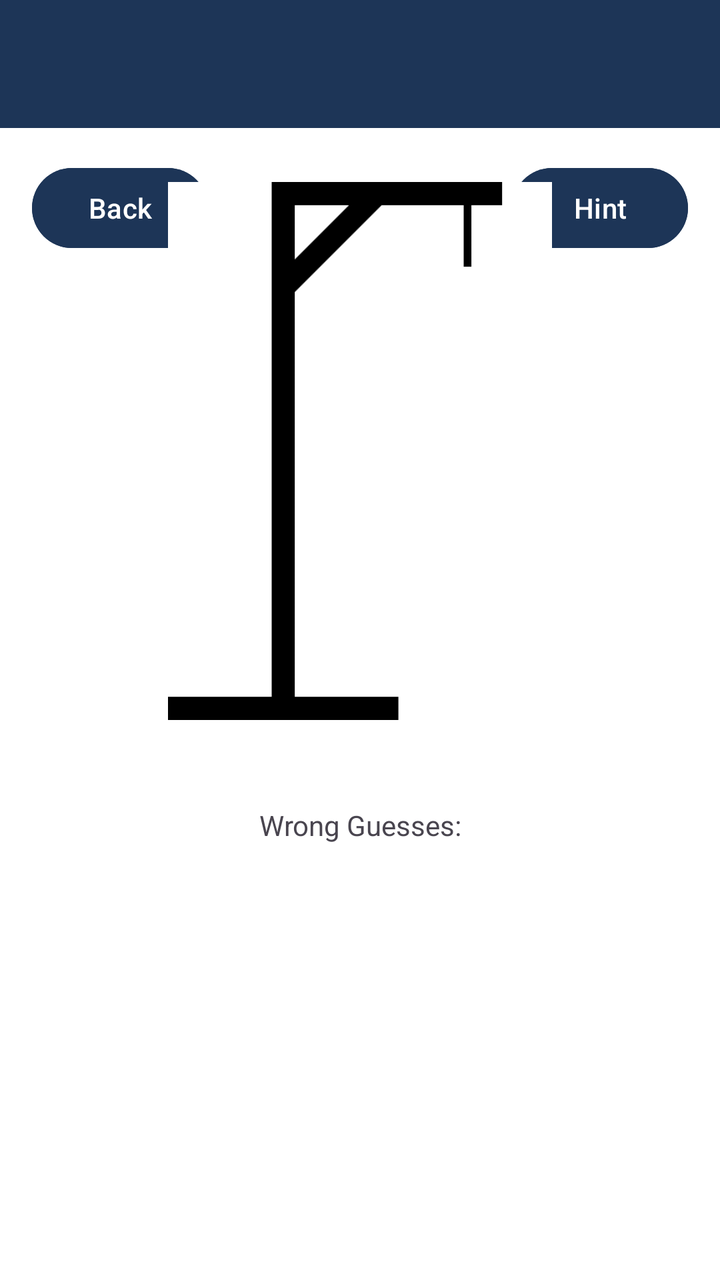
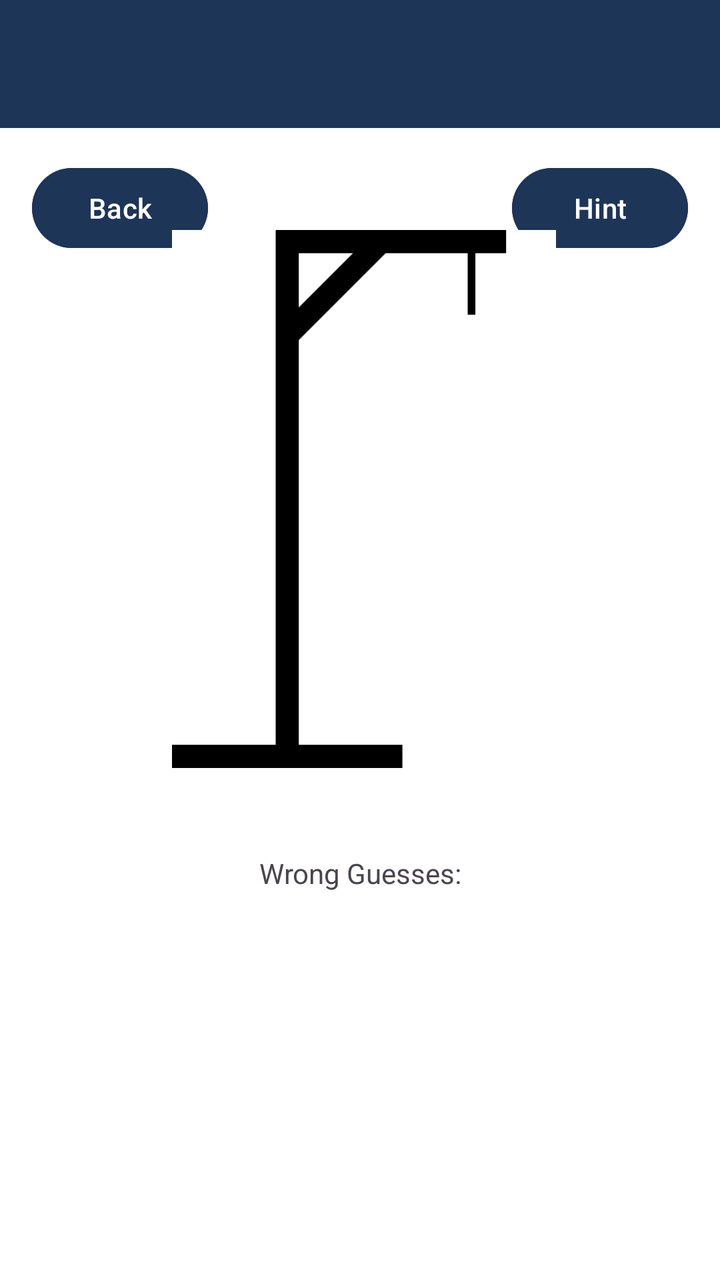

Two renders of the same Android screen: before a commit and after it. Below are the layout's source before the change and the commit's diff.
<!-- AndroidManifest.xml: application theme Theme.CWhite_G30_A03_Hangman -->
<!-- res/layout/activity_hangman_game.xml -->
<?xml version="1.0" encoding="utf-8"?>
<androidx.drawerlayout.widget.DrawerLayout xmlns:android="http://schemas.android.com/apk/res/android"
    xmlns:app="http://schemas.android.com/apk/res-auto"
    xmlns:tools="http://schemas.android.com/tools"
    android:id="@+id/drawerLayout"
    android:layout_width="match_parent"
    android:layout_height="match_parent">

    <androidx.constraintlayout.widget.ConstraintLayout
        android:layout_width="match_parent"
        android:layout_height="match_parent"
        android:background="#FFFFFF"
        tools:context=".HangmanGameActivity">

        <Button
            android:id="@+id/btnHint"
            android:layout_width="wrap_content"
            android:layout_height="wrap_content"
            android:layout_marginTop="16dp"
            android:layout_marginEnd="16dp"
            android:backgroundTint="#1D3557"
            android:text="Hint"
            app:layout_constraintEnd_toEndOf="parent"
            app:layout_constraintTop_toBottomOf="@+id/toolbar" />

        <TextView
            android:id="@+id/lblWordToGuess"
            android:layout_width="wrap_content"
            android:layout_height="wrap_content"
            android:layout_marginBottom="50dp"
            app:layout_constraintBottom_toTopOf="@+id/horizontalScrollView"
            app:layout_constraintEnd_toEndOf="parent"
            app:layout_constraintStart_toStartOf="parent" />

        <HorizontalScrollView
            android:id="@+id/horizontalScrollView"
            android:layout_width="match_parent"
            android:layout_height="60dp"
            android:layout_marginBottom="60dp"
            app:layout_constraintBottom_toBottomOf="parent"
            app:layout_constraintEnd_toEndOf="parent"
            app:layout_constraintStart_toStartOf="parent">

            <LinearLayout
                android:id="@+id/btnGroup"
                android:layout_width="match_parent"
                android:layout_height="match_parent"
                android:orientation="horizontal" />
        </HorizontalScrollView>

        <Button
            android:id="@+id/btnBack"
            android:layout_width="wrap_content"
            android:layout_height="wrap_content"
            android:layout_marginStart="16dp"
            android:layout_marginTop="16dp"
            android:backgroundTint="#1D3557"
            android:text="Back"
            app:layout_constraintStart_toStartOf="parent"
            app:layout_constraintTop_toBottomOf="@+id/toolbar" />

        <androidx.appcompat.widget.Toolbar
            android:id="@+id/toolbar"
            android:layout_width="0dp"
            android:layout_height="wrap_content"
            android:background="?attr/colorPrimary"
            android:minHeight="?attr/actionBarSize"
            android:theme="?attr/actionBarTheme"
            app:layout_constraintEnd_toEndOf="parent"
            app:layout_constraintStart_toStartOf="parent"
            app:layout_constraintTop_toTopOf="parent" />

        <ImageView
            android:id="@+id/imageView2"
            android:layout_width="192dp"
            android:layout_height="291dp"
            android:layout_marginTop="16dp"
            app:layout_constraintEnd_toStartOf="@+id/btnHint"
            app:layout_constraintStart_toEndOf="@+id/btnBack"
            app:layout_constraintTop_toBottomOf="@+id/toolbar"
            app:srcCompat="@drawable/lives6" />

        <TextView
            android:id="@+id/lblWrongGuesses"
            android:layout_width="wrap_content"
            android:layout_height="wrap_content"
            android:layout_marginTop="32dp"
            android:text="Wrong Guesses:"
            app:layout_constraintEnd_toEndOf="parent"
            app:layout_constraintHorizontal_bias="0.501"
            app:layout_constraintStart_toStartOf="parent"
            app:layout_constraintTop_toBottomOf="@+id/imageView2" />

        <TextView
            android:id="@+id/lblWrongGuessesList"
            android:layout_width="wrap_content"
            android:layout_height="wrap_content"
            android:layout_marginTop="8dp"
            app:layout_constraintStart_toStartOf="@+id/lblWrongGuesses"
            app:layout_constraintTop_toBottomOf="@+id/lblWrongGuesses" />

    </androidx.constraintlayout.widget.ConstraintLayout>

    <LinearLayout
        android:id="@+id/nav_drawer"
        android:layout_width="match_parent"
        android:layout_height="match_parent"
        android:layout_gravity="start">
        <com.google.android.material.navigation.NavigationView
            android:id="@+id/navView"
            android:layout_width="match_parent"
            android:layout_height="match_parent"/>
    </LinearLayout>

</androidx.drawerlayout.widget.DrawerLayout>
<!-- resources referenced by this layout -->
<resources>
  <!-- drawable lives6: png bitmap (drawable, 3363 bytes) -->
  <style name="Theme.CWhite_G30_A03_Hangman" parent="Base.Theme.CWhite_G30_A03_Hangman" />
  <style name="Base.Theme.CWhite_G30_A03_Hangman" parent="Theme.Material3.DayNight.NoActionBar">
          
          <item name="colorPrimary">@color/colorPrimary</item>
      </style>
  <color name="colorPrimary">#1D3557</color>
</resources>

<!-- the commit's change to res/layout/activity_hangman_game.xml (unified diff, before → after) -->
@@ -28,6 +28,7 @@
             android:layout_width="wrap_content"
             android:layout_height="wrap_content"
             android:layout_marginBottom="50dp"
+            android:textSize="20sp"
             app:layout_constraintBottom_toTopOf="@+id/horizontalScrollView"
             app:layout_constraintEnd_toEndOf="parent"
             app:layout_constraintStart_toStartOf="parent" />
@@ -71,11 +72,12 @@
             app:layout_constraintTop_toTopOf="parent" />
 
         <ImageView
-            android:id="@+id/imageView2"
+            android:id="@+id/hangmanImg"
             android:layout_width="192dp"
             android:layout_height="291dp"
-            android:layout_marginTop="16dp"
+            android:layout_marginTop="40dp"
             app:layout_constraintEnd_toStartOf="@+id/btnHint"
+            app:layout_constraintHorizontal_bias="0.454"
             app:layout_constraintStart_toEndOf="@+id/btnBack"
             app:layout_constraintTop_toBottomOf="@+id/toolbar"
             app:srcCompat="@drawable/lives6" />
@@ -89,15 +91,34 @@
             app:layout_constraintEnd_toEndOf="parent"
             app:layout_constraintHorizontal_bias="0.501"
             app:layout_constraintStart_toStartOf="parent"
-            app:layout_constraintTop_toBottomOf="@+id/imageView2" />
+            app:layout_constraintTop_toBottomOf="@+id/hangmanImg" />
 
         <TextView
             android:id="@+id/lblWrongGuessesList"
             android:layout_width="wrap_content"
             android:layout_height="wrap_content"
             android:layout_marginTop="8dp"
+            android:textSize="20sp"
             app:layout_constraintStart_toStartOf="@+id/lblWrongGuesses"
             app:layout_constraintTop_toBottomOf="@+id/lblWrongGuesses" />
+
+        <TextView
+            android:id="@+id/lblUsername"
+            android:layout_width="wrap_content"
+            android:layout_height="wrap_content"
+            android:textSize="20sp"
+            app:layout_constraintBottom_toTopOf="@+id/hangmanImg"
+            app:layout_constraintEnd_toStartOf="@+id/btnHint"
+            app:layout_constraintStart_toEndOf="@+id/btnBack"
+            app:layout_constraintTop_toBottomOf="@+id/toolbar" />
+
+        <TextView
+            android:id="@+id/lblLives"
+            android:layout_width="wrap_content"
+            android:layout_height="wrap_content"
+            app:layout_constraintEnd_toEndOf="parent"
+            app:layout_constraintStart_toStartOf="parent"
+            app:layout_constraintTop_toBottomOf="@+id/hangmanImg" />
 
     </androidx.constraintlayout.widget.ConstraintLayout>
 
